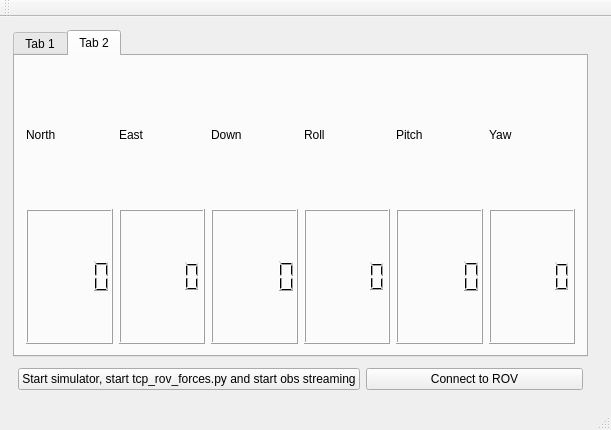
The window that secondarywindow.ui (Kpro11/Aqeous) describes before a commit, drawn with Qt 5.
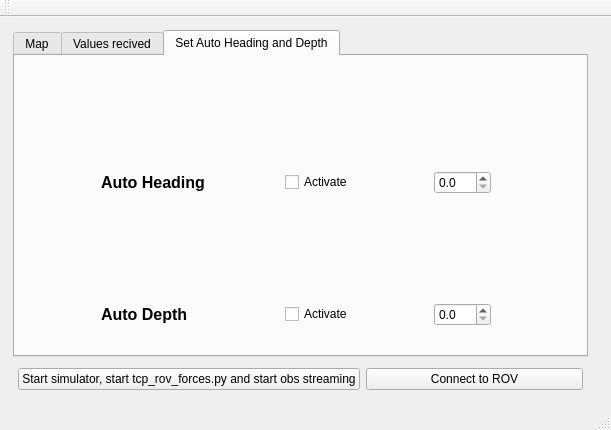
The same window after the commit.

Commit message: Add ui elements for changing changing auto H & D

```diff
--- a/secondarywindow.ui
+++ b/secondarywindow.ui
@@ -50,7 +50,7 @@
       <item row="0" column="0">
        <widget class="QTabWidget" name="tabWidget">
         <property name="currentIndex">
-         <number>1</number>
+         <number>2</number>
         </property>
         <widget class="QWidget" name="tab">
          <property name="sizePolicy">
@@ -60,7 +60,7 @@
           </sizepolicy>
          </property>
          <attribute name="title">
-          <string>Tab 1</string>
+          <string>Map</string>
          </attribute>
          <layout class="QVBoxLayout" name="verticalLayout_2">
           <item>
@@ -84,7 +84,7 @@
         </widget>
         <widget class="QWidget" name="tab_2">
          <attribute name="title">
-          <string>Tab 2</string>
+          <string>Values recived</string>
          </attribute>
          <layout class="QVBoxLayout" name="verticalLayout_3">
           <item>
@@ -153,6 +153,175 @@
           </item>
          </layout>
         </widget>
+        <widget class="QWidget" name="tab_3">
+         <property name="maximumSize">
+          <size>
+           <width>564</width>
+           <height>289</height>
+          </size>
+         </property>
+         <attribute name="title">
+          <string>Set Auto Heading and Depth</string>
+         </attribute>
+         <widget class="QWidget" name="gridLayoutWidget">
+          <property name="geometry">
+           <rect>
+            <x>0</x>
+            <y>0</y>
+            <width>561</width>
+            <height>281</height>
+           </rect>
+          </property>
+          <layout class="QGridLayout" name="gridLayout_3">
+           <item row="4" column="1">
+            <widget class="QLabel" name="label_8">
+             <property name="font">
+              <font>
+               <pointsize>12</pointsize>
+               <weight>75</weight>
+               <bold>true</bold>
+              </font>
+             </property>
+             <property name="text">
+              <string>Auto Depth</string>
+             </property>
+            </widget>
+           </item>
+           <item row="1" column="1">
+            <widget class="QLabel" name="label_7">
+             <property name="font">
+              <font>
+               <pointsize>12</pointsize>
+               <weight>75</weight>
+               <bold>true</bold>
+              </font>
+             </property>
+             <property name="text">
+              <string>Auto Heading</string>
+             </property>
+            </widget>
+           </item>
+           <item row="1" column="6">
+            <spacer name="horizontalSpacer_2">
+             <property name="orientation">
+              <enum>Qt::Horizontal</enum>
+             </property>
+             <property name="sizeHint" stdset="0">
+              <size>
+               <width>40</width>
+               <height>20</height>
+              </size>
+             </property>
+            </spacer>
+           </item>
+           <item row="1" column="2">
+            <spacer name="horizontalSpacer">
+             <property name="orientation">
+              <enum>Qt::Horizontal</enum>
+             </property>
+             <property name="sizeHint" stdset="0">
+              <size>
+               <width>40</width>
+               <height>20</height>
+              </size>
+             </property>
+            </spacer>
+           </item>
+           <item row="1" column="4">
+            <spacer name="horizontalSpacer_3">
+             <property name="orientation">
+              <enum>Qt::Horizontal</enum>
+             </property>
+             <property name="sizeHint" stdset="0">
+              <size>
+               <width>40</width>
+               <height>20</height>
+              </size>
+             </property>
+            </spacer>
+           </item>
+           <item row="3" column="1">
+            <spacer name="verticalSpacer">
+             <property name="orientation">
+              <enum>Qt::Vertical</enum>
+             </property>
+             <property name="sizeHint" stdset="0">
+              <size>
+               <width>20</width>
+               <height>40</height>
+              </size>
+             </property>
+            </spacer>
+           </item>
+           <item row="0" column="1">
+            <spacer name="verticalSpacer_2">
+             <property name="orientation">
+              <enum>Qt::Vertical</enum>
+             </property>
+             <property name="sizeHint" stdset="0">
+              <size>
+               <width>20</width>
+               <height>40</height>
+              </size>
+             </property>
+            </spacer>
+           </item>
+           <item row="4" column="5">
+            <widget class="QDoubleSpinBox" name="autoDepthValue">
+             <property name="decimals">
+              <number>1</number>
+             </property>
+             <property name="maximum">
+              <double>359.899999999999977</double>
+             </property>
+             <property name="singleStep">
+              <double>0.100000000000000</double>
+             </property>
+            </widget>
+           </item>
+           <item row="1" column="3">
+            <widget class="QCheckBox" name="autoHeadingCheck">
+             <property name="text">
+              <string>Activate</string>
+             </property>
+            </widget>
+           </item>
+           <item row="1" column="5">
+            <widget class="QDoubleSpinBox" name="autoHeadingValue">
+             <property name="decimals">
+              <number>1</number>
+             </property>
+             <property name="maximum">
+              <double>359.899999999999977</double>
+             </property>
+             <property name="singleStep">
+              <double>0.100000000000000</double>
+             </property>
+            </widget>
+           </item>
+           <item row="1" column="0">
+            <spacer name="horizontalSpacer_4">
+             <property name="orientation">
+              <enum>Qt::Horizontal</enum>
+             </property>
+             <property name="sizeHint" stdset="0">
+              <size>
+               <width>40</width>
+               <height>20</height>
+              </size>
+             </property>
+            </spacer>
+           </item>
+           <item row="4" column="3">
+            <widget class="QCheckBox" name="autoDepthCheck">
+             <property name="text">
+              <string>Activate</string>
+             </property>
+            </widget>
+           </item>
+          </layout>
+         </widget>
+        </widget>
        </widget>
       </item>
       <item row="0" column="1">
```
Left out of the diff: 6 changed lines with no effect on the pictures.
